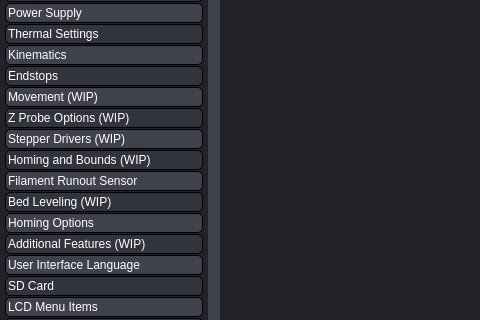
Old version of the form gui/MainWindow.ui in the repository SimonBuxx/iloop-marlin-configurator; both pictures show x 0 to 480 and y 141 to 461 of the 1280 by 800 pixel window.
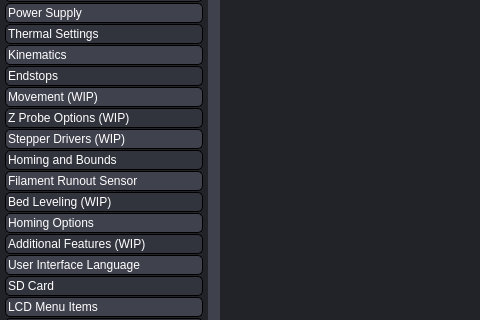
New version of the form. Icons and pictures are not drawn. Custom widgets are drawn as their Qt base class.

Commit message: Implementation for homing and bounds page

Patch:
```diff
--- a/gui/MainWindow.ui
+++ b/gui/MainWindow.ui
@@ -2473,7 +2473,7 @@
 }</string>
            </property>
            <property name="text">
-            <string>Homing and Bounds (WIP)</string>
+            <string>Homing and Bounds</string>
            </property>
            <property name="icon">
             <iconset resource="../resources/resources.qrc">
```
Left out of the diff: 6 changed lines with no effect on the pictures. The commit also changes 6 other files.
